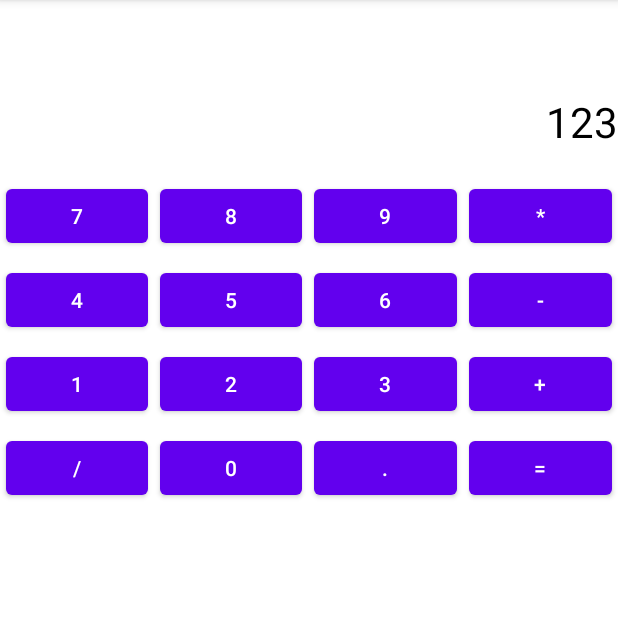
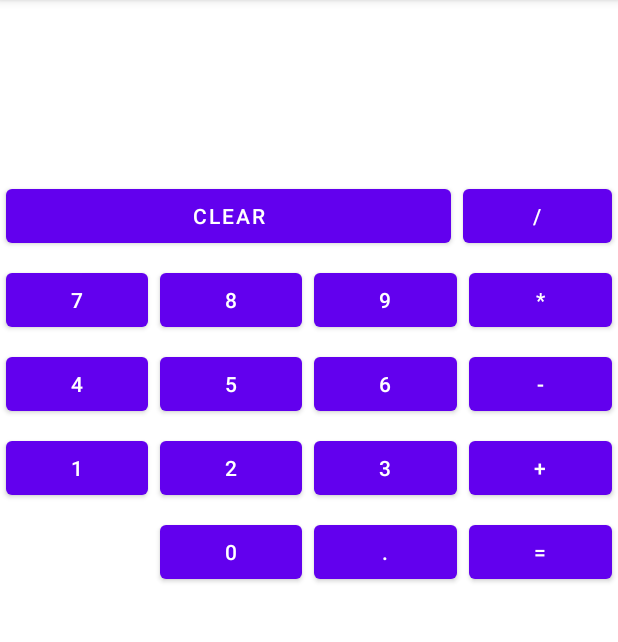
Before and after one commit to Yong-Park/Taller-Calculadora-UVG, an Android app: the Calculadora screen opened directly, with no data from a screen before it, on a phone screen of 412 x 824 dp, the part 84-726 px from its top. Run offline under Robolectric (Android 15) with nearby library versions, the phone set to English and light mode, and no system bars.

```diff
--- a/app/src/main/res/layout/activity_calculadora.xml
+++ b/app/src/main/res/layout/activity_calculadora.xml
@@ -11,12 +11,33 @@
     <TextView
         android:id="@+id/textResultado"
         android:layout_width="match_parent"
-        android:text="123"
-        android:textSize="28sp"
+        android:layout_height="100dp"
+        android:layout_marginBottom="16dp"
         android:gravity="right|bottom"
         android:textColor="#000000"
-        android:layout_marginBottom="16dp"
-        android:layout_height="100dp"/>
+        android:textSize="28sp" />
+    <!-- fila 4!-->
+    <LinearLayout
+        android:layout_width="match_parent"
+        android:layout_height="wrap_content">
+        <Button
+            android:id="@+id/btnLimpiar"
+            android:layout_margin="4dp"
+            android:layout_weight="3"
+            android:layout_width="0dp"
+            android:text="Clear"
+            android:layout_height="wrap_content"/>
+        <Button
+            android:id="@+id/btnDividir"
+            android:layout_margin="4dp"
+            android:layout_weight="1"
+            android:layout_width="0dp"
+            android:text="/"
+            android:layout_height="wrap_content"/>
+
+
+    </LinearLayout>
+
     <!-- fila 3!-->
     <LinearLayout
         android:layout_width="match_parent"
@@ -122,13 +143,15 @@
     <LinearLayout
         android:layout_width="match_parent"
         android:layout_height="wrap_content">
+
         <Button
-            android:id="@+id/btnDividir"
+            android:id="@+id/btnVacio"
+            android:layout_width="0dp"
+            android:layout_height="wrap_content"
             android:layout_margin="4dp"
             android:layout_weight="1"
-            android:layout_width="0dp"
-            android:text="/"
-            android:layout_height="wrap_content"/>
+            android:text=""
+            android:visibility="invisible" />
         <Button
             android:id="@+id/btnCero"
             android:layout_margin="4dp"
```
Also changed, not shown: app/src/main/java/com/prueba/myapplication/Calculadora.kt (+43 -12 lines).
